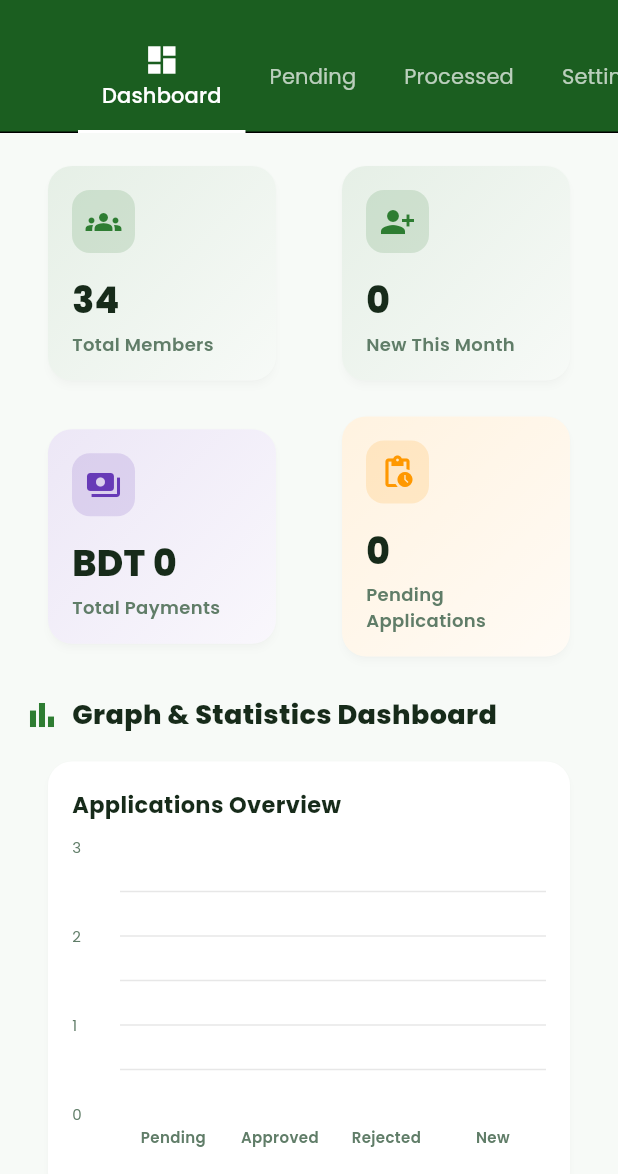
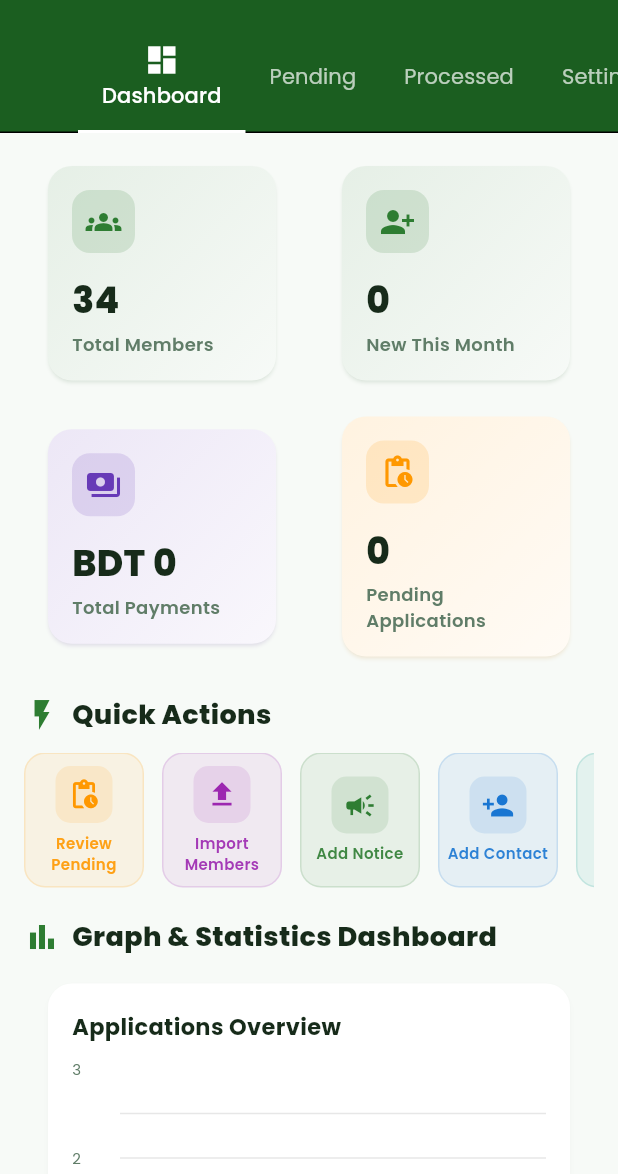
Before and after one commit to wasikhasan123-ui/CPVA-Web-app, a Flutter app: the AdminPanelPage screen opened by its route, on a phone screen of 412 x 824 dp, the part 62-1236 px from its top. Run offline on Flutter 3.47's test engine with Material 3 defaults, Android fonts, the phone set to English and light mode, and no system bars; drawn by our look-alikes of fl_chart; our stand-ins replace cloud_firestore, dartz, equatable, file_picker, firebase_auth, firebase_core and 8 more; accounts and stored records are empty.

Commit message:
ui: admin dashboard polish - quick actions section, better stat cards

```diff
--- a/lib/presentation/pages/admin/widgets/admin_dashboard_tab.dart
+++ b/lib/presentation/pages/admin/widgets/admin_dashboard_tab.dart
@@ -1,5 +1,6 @@
 import 'package:fl_chart/fl_chart.dart';
 import 'package:flutter/material.dart';
+import 'package:go_router/go_router.dart';
 import 'package:intl/intl.dart';
 
 import '../../../../core/di/injection.dart';
@@ -92,6 +93,13 @@ class _AdminDashboardTabState extends State<AdminDashboardTab> {
               ),
               const SizedBox(height: 20),
               _dashboardSectionTitle(
+                icon: Icons.flash_on,
+                title: 'Quick Actions',
+              ),
+              const SizedBox(height: 12),
+              _buildQuickActions(context),
+              const SizedBox(height: 20),
+              _dashboardSectionTitle(
                 icon: Icons.bar_chart,
                 title: 'Graph & Statistics Dashboard',
               ),
@@ -156,70 +164,6 @@ class _AdminDashboardTabState extends State<AdminDashboardTab> {
     );
   }
 
-  Widget _dashboardStatCard({
-    required String title,
-    required String value,
-    required IconData icon,
-    required Color color,
-  }) {
-    return Card(
-      elevation: 2,
-      shape: RoundedRectangleBorder(
-        borderRadius: BorderRadius.circular(16),
-      ),
-      child: Container(
-        padding: const EdgeInsets.all(16),
-        decoration: BoxDecoration(
-          borderRadius: BorderRadius.circular(16),
-          gradient: LinearGradient(
-            begin: Alignment.topLeft,
-            end: Alignment.bottomRight,
-            colors: [
-              color.withValues(alpha: 0.12),
-              color.withValues(alpha: 0.04),
-            ],
-          ),
-        ),
-        child: Column(
-          crossAxisAlignment: CrossAxisAlignment.start,
-          children: [
-            Container(
-              width: 42,
-              height: 42,
-              decoration: BoxDecoration(
-                color: color.withValues(alpha: 0.15),
-                borderRadius: BorderRadius.circular(12),
-              ),
-              child: Icon(icon, color: color, size: 24),
-            ),
-            const SizedBox(height: 14),
-            Text(
-              value,
-              maxLines: 1,
-              overflow: TextOverflow.ellipsis,
-              style: TextStyle(
-                fontSize: value.length > 12 ? 18 : 24,
-                fontWeight: FontWeight.w800,
-                color: AppColors.textPrimary,
-              ),
-            ),
-            const SizedBox(height: 4),
-            Text(
-              title,
-              maxLines: 2,
-              overflow: TextOverflow.ellipsis,
-              style: const TextStyle(
-                fontSize: 12,
-                color: AppColors.textSecondary,
-                fontWeight: FontWeight.w600,
-              ),
-            ),
-          ],
-        ),
-      ),
-    );
-  }
-
   Widget _dashboardSectionTitle({
     required IconData icon,
     required String title,
@@ -237,6 +181,30 @@ class _AdminDashboardTabState extends State<AdminDashboardTab> {
           ),
         ),
       ],
+    );
+  }
+
+  Widget _buildQuickActions(BuildContext context) {
+    final actions = [
+      _QuickAction('Review Pending', Icons.pending_actions, Colors.orange,
+          () => context.push('/applications')),
+      _QuickAction('Import Members', Icons.file_upload, Colors.purple,
+          () => context.push('/import-members')),
+      _QuickAction('Add Notice', Icons.campaign, AppColors.primary,
+          () => context.push('/edit-notice')),
+      _QuickAction('Add Contact', Icons.person_add, AppColors.info,
+          () => context.push('/edit-contact')),
+      _QuickAction('Member Directory', Icons.people, Colors.teal,
+          () => context.push('/members')),
+    ];
+    return SizedBox(
+      height: 90,
+      child: ListView.separated(
+        scrollDirection: Axis.horizontal,
+        itemCount: actions.length,
+        separatorBuilder: (_, _) => const SizedBox(width: 12),
+        itemBuilder: (context, i) => actions[i],
+      ),
     );
   }
 
@@ -498,6 +466,71 @@ class _AdminDashboardTabState extends State<AdminDashboardTab> {
     );
   }
 
+  Widget _dashboardStatCard({
+    required String title,
+    required String value,
+    required IconData icon,
+    required Color color,
+  }) {
+    return Card(
+      elevation: 1,
+      shadowColor: color.withValues(alpha: 0.2),
+      shape: RoundedRectangleBorder(
+        borderRadius: BorderRadius.circular(16),
+      ),
+      child: Container(
+        padding: const EdgeInsets.all(16),
+        decoration: BoxDecoration(
+          borderRadius: BorderRadius.circular(16),
+          gradient: LinearGradient(
+            begin: Alignment.topLeft,
+            end: Alignment.bottomRight,
+            colors: [
+              color.withValues(alpha: 0.12),
+              color.withValues(alpha: 0.04),
+            ],
+          ),
+        ),
+        child: Column(
+          crossAxisAlignment: CrossAxisAlignment.start,
+          children: [
+            Container(
+              width: 42,
+              height: 42,
+              decoration: BoxDecoration(
+                color: color.withValues(alpha: 0.15),
+                borderRadius: BorderRadius.circular(12),
+              ),
+              child: Icon(icon, color: color, size: 24),
+            ),
+            const SizedBox(height: 14),
+            Text(
+              value,
+              maxLines: 1,
+              overflow: TextOverflow.ellipsis,
+              style: TextStyle(
+                fontSize: value.length > 12 ? 18 : 24,
+                fontWeight: FontWeight.w800,
+                color: AppColors.textPrimary,
+              ),
+            ),
+            const SizedBox(height: 4),
+            Text(
+              title,
+              maxLines: 2,
+              overflow: TextOverflow.ellipsis,
+              style: const TextStyle(
+                fontSize: 12,
+                color: AppColors.textSecondary,
+                fontWeight: FontWeight.w600,
+              ),
+            ),
+          ],
+        ),
+      ),
+    );
+  }
+
   double _parsePaymentAmount(String value) {
     final cleaned = value.replaceAll(RegExp(r'[^0-9.]'), '');
     if (cleaned.isEmpty) return 0;
@@ -507,6 +540,62 @@ class _AdminDashboardTabState extends State<AdminDashboardTab> {
   String _formatMoney(double value) {
     final formatter = NumberFormat('#,##0', 'en_US');
     return formatter.format(value.round());
+  }
+}
+
+class _QuickAction extends StatelessWidget {
+  final String label;
+  final IconData icon;
+  final Color color;
+  final VoidCallback onTap;
+
+  const _QuickAction(this.label, this.icon, this.color, this.onTap);
+
+  @override
+  Widget build(BuildContext context) {
+    return Material(
+      color: Colors.transparent,
+      child: InkWell(
+        onTap: onTap,
+        borderRadius: BorderRadius.circular(14),
+        child: Container(
+          width: 80,
+          decoration: BoxDecoration(
+            color: color.withValues(alpha: 0.08),
+            borderRadius: BorderRadius.circular(14),
+            border: Border.all(color: color.withValues(alpha: 0.15)),
+          ),
+          child: Column(
+            mainAxisAlignment: MainAxisAlignment.center,
+            children: [
+              Container(
+                padding: const EdgeInsets.all(8),
+                decoration: BoxDecoration(
+                  color: color.withValues(alpha: 0.12),
+                  borderRadius: BorderRadius.circular(10),
+                ),
+                child: Icon(icon, color: color, size: 22),
+              ),
+              const SizedBox(height: 6),
+              Padding(
+                padding: const EdgeInsets.symmetric(horizontal: 4),
+                child: Text(
+                  label,
+                  textAlign: TextAlign.center,
+                  maxLines: 2,
+                  overflow: TextOverflow.ellipsis,
+                  style: TextStyle(
+                    fontSize: 10,
+                    fontWeight: FontWeight.w600,
+                    color: color.withValues(alpha: 0.9),
+                  ),
+                ),
+              ),
+            ],
+          ),
+        ),
+      ),
+    );
   }
 }
 
```
